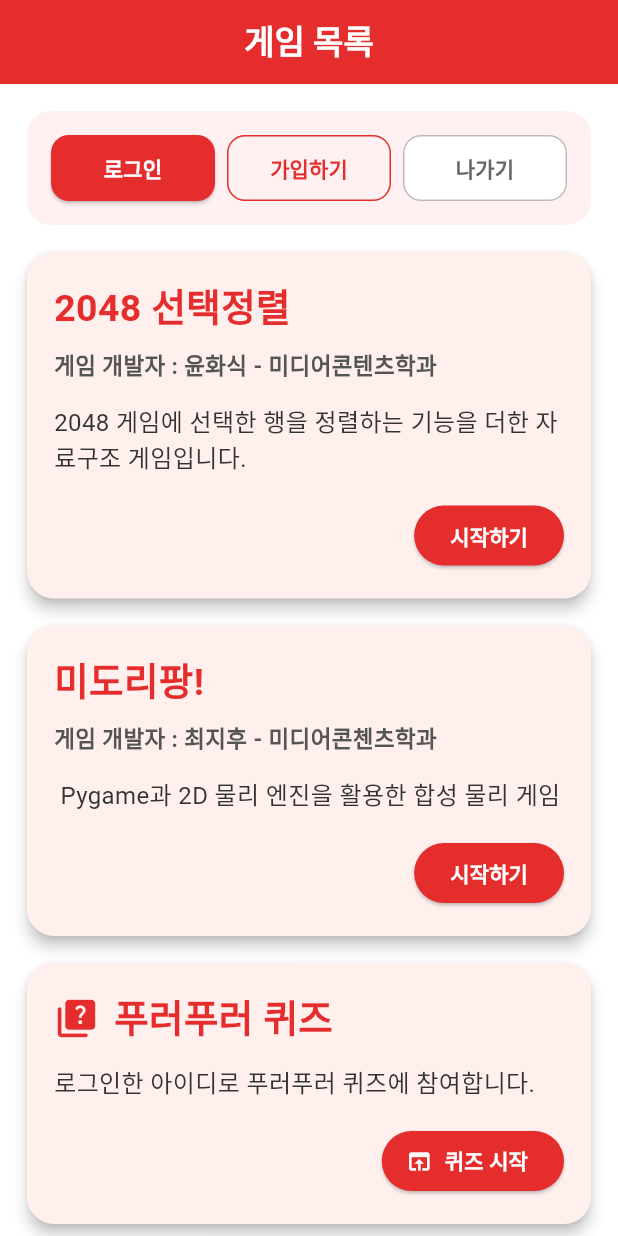
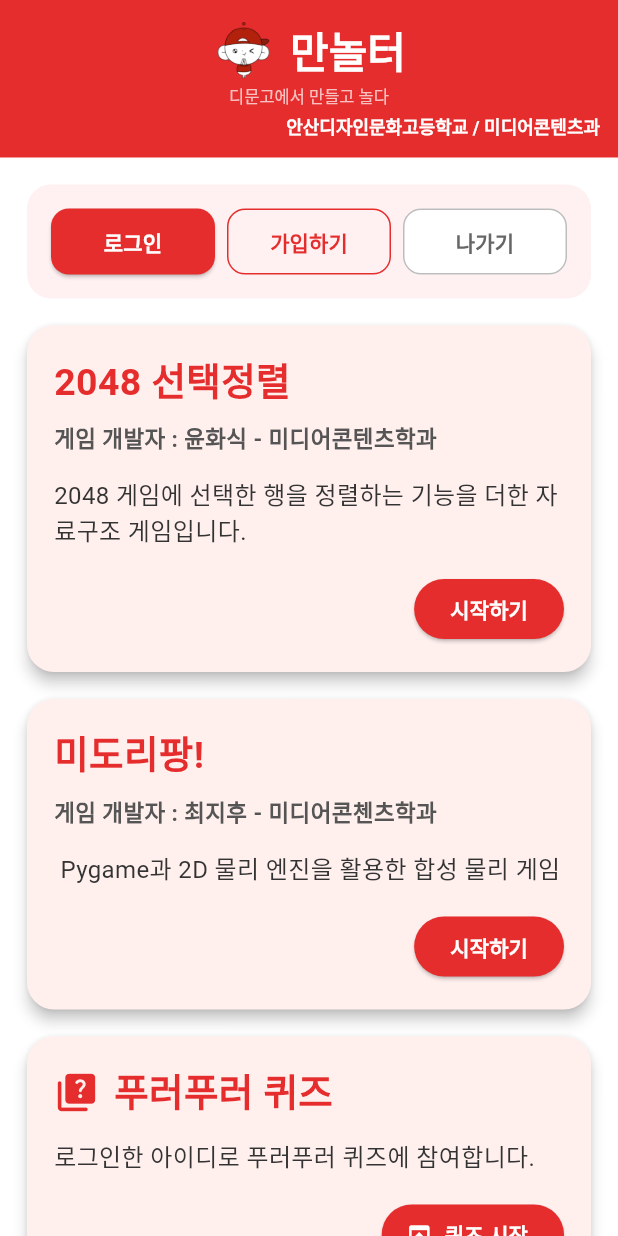
Before and after one commit to nacha01/adc_game, a Flutter app: the screen it shows after launch, on a phone screen of 412 x 824 dp. Run offline on Flutter 3.47's test engine with Material 3 defaults, Android fonts, the phone set to English and light mode, and no system bars; our stand-ins replace connectivity_plus, shared_preferences; missing offline and left inert: flame, flame_audio, flame_forge2d; accounts and stored records are empty.

Commit message:
앱 제목 추가

```diff
--- a/lib/pages/game_list_page.dart
+++ b/lib/pages/game_list_page.dart
@@ -119,11 +119,69 @@ class _GameListPageState extends State<GameListPage> {
       backgroundColor: Colors.white,
 
         appBar: AppBar(
-        title: const Text(
-          '게임 목록',
+          toolbarHeight: 105,
+          titleSpacing: 12,
+          title: Column(
+            mainAxisAlignment: MainAxisAlignment.center,
+            children: [
+              // 앱 아이콘 + 앱 제목
+              Row(
+                mainAxisAlignment: MainAxisAlignment.center,
+                children: [
+                  ClipRRect(
+                    borderRadius: BorderRadius.circular(10),
+                    child: Image.asset(
+                      'assets/icon/app_icon.png',
+                      width: 42,
+                      height: 42,
+                      fit: BoxFit.cover,
+                    ),
+                  ),
+
+                  const SizedBox(width: 10),
+
+                  const Text(
+                    '만놀터',
                     style: TextStyle(
-            fontWeight: FontWeight.bold,
+                      fontSize: 28,
+                      fontWeight: FontWeight.w900,
+                      color: Colors.white,
                     ),
+                  ),
+                ],
+              ),
+
+              const SizedBox(height: 2),
+
+              // 제목의 의미
+              const Center(
+                child: Text(
+                  '디문고에서 만들고 놀다',
+                  textAlign: TextAlign.center,
+                  style: TextStyle(
+                    fontSize: 11,
+                    fontWeight: FontWeight.w400,
+                    color: Colors.white70,
+                  ),
+                ),
+              ),
+
+              const SizedBox(height: 5),
+
+              // 학교 / 학과
+              const SizedBox(
+                width: double.infinity,
+                child: Text(
+                  '안산디자인문화고등학교 / 미디어콘텐츠과',
+                  textAlign: TextAlign.right,
+                  style: TextStyle(
+                    fontSize: 12,
+                    fontWeight: FontWeight.w600,
+                    color: Colors.white,
+                  ),
+                ),
+              ),
+            ],
           ),
           centerTitle: true,
           backgroundColor: const Color(0xFFE62D2D),
```
Lines whose indentation alone changed are shown as unchanged.
